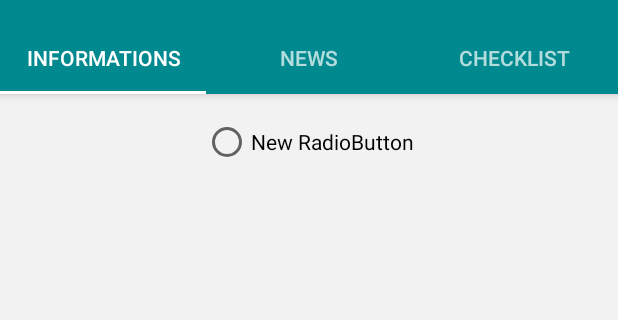
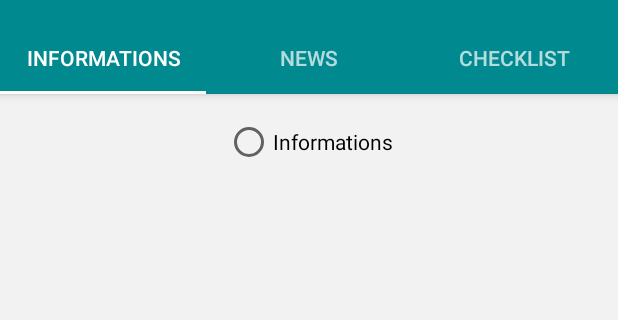
Before and after one commit to Hongyuanli/CS3892016team4, an Android app: the screen it shows after launch (MainActivity), on a phone screen of 412 x 824 dp, the part 74-394 px from its top. Run offline under Robolectric (Android 15) with nearby library versions, the phone set to English and light mode, and no system bars.

Commit message:
changed the info fragment

```diff
--- a/app/src/main/res/layout/fragment_informations.xml
+++ b/app/src/main/res/layout/fragment_informations.xml
@@ -13,7 +13,7 @@
     <RadioButton
         android:layout_width="wrap_content"
         android:layout_height="wrap_content"
-        android:text="New RadioButton"
+        android:text="Informations"
         android:id="@+id/radioButton"
         android:layout_alignParentTop="true"
         android:layout_centerHorizontal="true" />
```
